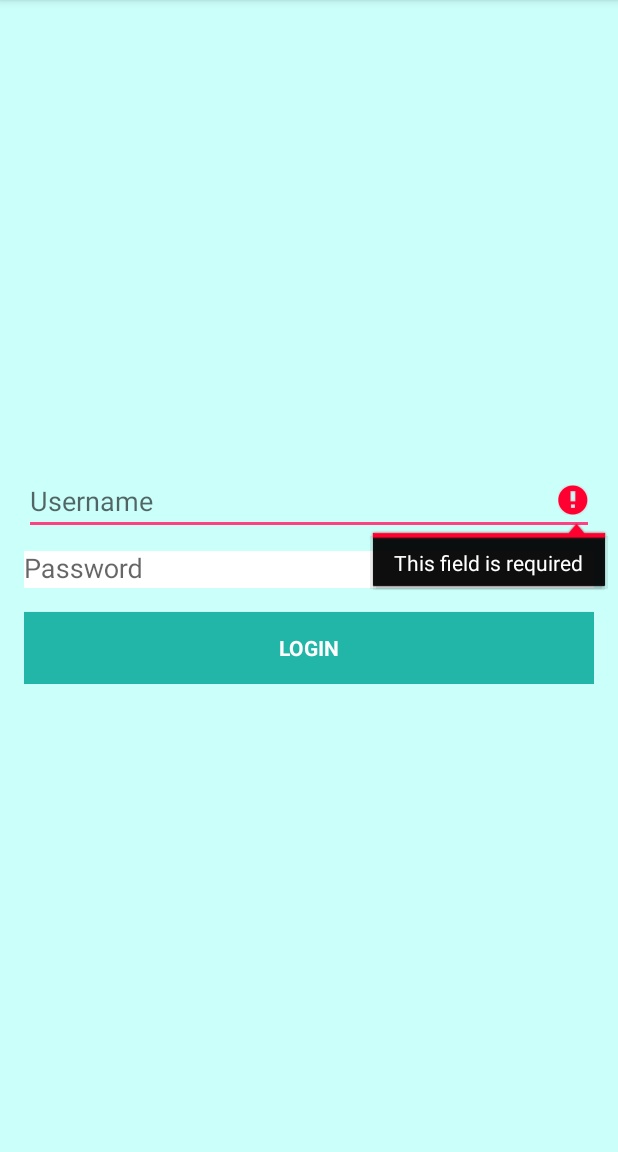
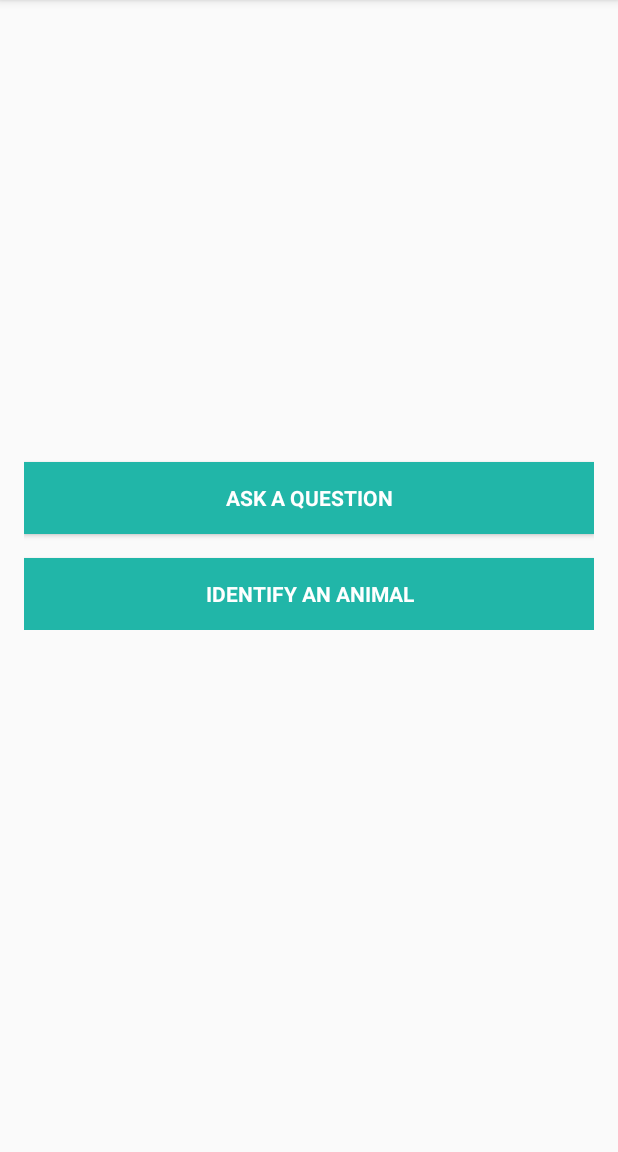
Before and after one commit to sreshtav/jeev, an Android app: the screen it shows after launch (LoginActivity before the commit, SelectPath after it), after a tap on "LOGIN", on a phone screen of 412 x 824 dp, the part 84-1236 px from its top. Run offline under Robolectric (Android 15) with nearby library versions, the phone set to English and light mode, and no system bars; 2 statements that could not run were skipped.

Commit message:
Add second page for android

```diff
--- a/android/JeevApp/app/src/main/java/com/jeev/cs8803/jeevapp/LoginActivity.java
+++ b/android/JeevApp/app/src/main/java/com/jeev/cs8803/jeevapp/LoginActivity.java
@@ -3,6 +3,7 @@ package com.jeev.cs8803.jeevapp;
 import android.animation.Animator;
 import android.animation.AnimatorListenerAdapter;
 import android.annotation.TargetApi;
+import android.content.Intent;
 import android.content.pm.PackageManager;
 import android.support.annotation.NonNull;
 import android.support.design.widget.Snackbar;
@@ -84,14 +85,16 @@ public class LoginActivity extends AppCompatActivity implements LoaderCallbacks<
 
         Button mEmailSignInButton = (Button) findViewById(R.id.email_sign_in_button);
         mEmailSignInButton.setOnClickListener(new OnClickListener() {
-            @Override
-            public void onClick(View view) {
-                attemptLogin();
+            public void onClick(View arg0) {
+                // Start NewActivity.class
+                Intent myIntent = new Intent(getApplicationContext(), SelectPath.class);
+                startActivity(myIntent);
             }
         });
 
         mLoginFormView = findViewById(R.id.login_form);
         mProgressView = findViewById(R.id.login_progress);
+
     }
 
     private void populateAutoComplete() {
--- /dev/null
+++ b/android/JeevApp/app/src/main/java/com/jeev/cs8803/jeevapp/SelectPath.java
@@ -0,0 +1,24 @@
+package com.jeev.cs8803.jeevapp;
+
+import android.os.Bundle;
+import android.support.design.widget.FloatingActionButton;
+import android.support.design.widget.Snackbar;
+import android.support.v7.app.AppCompatActivity;
+import android.support.v7.widget.Toolbar;
+import android.view.View;
+
+public class SelectPath extends AppCompatActivity {
+
+    @Override
+    protected void onCreate(Bundle savedInstanceState) {
+        super.onCreate(savedInstanceState);
+        setContentView(R.layout.activity_select_path);
+        Toolbar toolbar = (Toolbar) findViewById(R.id.toolbar);
+        if (toolbar != null) {
+            System.out.println("Toolbar here");
+            setSupportActionBar(toolbar);
+            getSupportActionBar().setTitle("Jeev");
+        }
+    }
+
+}
--- a/android/JeevApp/app/src/main/res/layout/activity_login.xml
+++ b/android/JeevApp/app/src/main/res/layout/activity_login.xml
@@ -8,7 +8,6 @@
     android:paddingLeft="@dimen/activity_horizontal_margin"
     android:paddingRight="@dimen/activity_horizontal_margin"
     android:paddingTop="@dimen/activity_vertical_margin"
-    android:background="@color/colorbackground"
 
     tools:context="com.jeev.cs8803.jeevapp.LoginActivity">
 
@@ -65,7 +64,6 @@
                     android:imeOptions="actionUnspecified"
                     android:inputType="textPassword"
                     android:maxLines="1"
-                    android:background="@color/colorLabel"
                     android:singleLine="true" />
 
             </android.support.design.widget.TextInputLayout>
--- /dev/null
+++ b/android/JeevApp/app/src/main/res/layout/activity_select_path.xml
@@ -0,0 +1,60 @@
+<android.support.design.widget.CoordinatorLayout xmlns:android="http://schemas.android.com/apk/res/android"
+    xmlns:app="http://schemas.android.com/apk/res-auto"
+    xmlns:tools="http://schemas.android.com/tools"
+    android:layout_width="match_parent"
+    android:layout_height="match_parent"
+    android:fitsSystemWindows="true"
+    tools:context="com.example.soumya.myapplication.MainActivity">
+
+    <android.support.design.widget.AppBarLayout
+        android:layout_width="match_parent"
+        android:layout_height="wrap_content"
+        android:theme="@style/AppTheme.AppBarOverlay">
+
+        <android.support.v7.widget.Toolbar
+            android:id="@+id/toolbar"
+            android:layout_width="match_parent"
+            android:layout_height="?attr/actionBarSize"
+            android:background="?attr/colorPrimary"
+            app:popupTheme="@style/AppTheme.PopupOverlay" />
+
+    </android.support.design.widget.AppBarLayout>
+
+    <ScrollView
+        android:layout_width="match_parent"
+        android:layout_height="match_parent"
+        android:paddingBottom="@dimen/activity_vertical_margin"
+        android:paddingLeft="@dimen/activity_horizontal_margin"
+        android:paddingRight="@dimen/activity_horizontal_margin"
+        android:paddingTop="@dimen/activity_vertical_margin">
+        <LinearLayout
+            android:layout_width="match_parent"
+            android:layout_height="match_parent"
+            android:orientation="vertical"
+            android:layout_gravity="center_vertical">
+
+            <Button
+                android:id="@+id/select_question"
+                style="?android:textAppearanceSmall"
+                android:layout_width="match_parent"
+                android:layout_height="wrap_content"
+                android:layout_marginTop="16dp"
+                android:background="@color/colorButton"
+                android:textColor="@color/colorLabel"
+                android:text="@string/action_question"
+                android:textStyle="bold" />
+
+            <Button
+                android:id="@+id/select_form"
+                style="?android:textAppearanceSmall"
+                android:layout_width="match_parent"
+                android:layout_height="wrap_content"
+                android:layout_marginTop="16dp"
+                android:background="@color/colorButton"
+                android:textColor="@color/colorLabel"
+                android:text="@string/action_form"
+                android:textStyle="bold" />
+        </LinearLayout>
+    </ScrollView>
+
+</android.support.design.widget.CoordinatorLayout>
--- /dev/null
+++ b/android/JeevApp/app/src/main/res/values-v21/styles.xml
@@ -0,0 +1,9 @@
+<resources>>
+
+    <style name="AppTheme.NoActionBar">
+        <item name="windowActionBar">false</item>
+        <item name="windowNoTitle">true</item>
+        <item name="android:windowDrawsSystemBarBackgrounds">true</item>
+        <item name="android:statusBarColor">@android:color/transparent</item>
+    </style>
+</resources>
--- /dev/null
+++ b/android/JeevApp/app/src/main/res/values-w820dp/dimens.xml
@@ -0,0 +1,6 @@
+<resources>
+    <!-- Example customization of dimensions originally defined in res/values/dimens.xml
+         (such as screen margins) for screens with more than 820dp of available width. This
+         would include 7" and 10" devices in landscape (~960dp and ~1280dp respectively). -->
+    <dimen name="activity_horizontal_margin">64dp</dimen>
+</resources>
--- a/android/JeevApp/app/src/main/res/values/dimens.xml
+++ b/android/JeevApp/app/src/main/res/values/dimens.xml
@@ -2,4 +2,5 @@
     <!-- Default screen margins, per the Android Design guidelines. -->
     <dimen name="activity_horizontal_margin">16dp</dimen>
     <dimen name="activity_vertical_margin">16dp</dimen>
+    <dimen name="fab_margin">16dp</dimen>
 </resources>
--- a/android/JeevApp/app/src/main/res/values/strings.xml
+++ b/android/JeevApp/app/src/main/res/values/strings.xml
@@ -1,7 +1,6 @@
 <resources>
     <string name="app_name">Jeev</string>
 
-    <!-- Strings related to login -->
     <string name="prompt_email">Username</string>
     <string name="prompt_password">Password</string>
     <string name="action_sign_in">Login</string>
@@ -13,4 +12,8 @@
     <string name="permission_rationale">"Contacts permissions are needed for providing email
         completions."
     </string>
+    <string name="title_activity_select_path">SelectPath</string>
+    <string name="action_form">Identify an Animal</string>
+    <string name="action_question">Ask a Question</string>
+    <string name="title_activity_form">FormActivity</string>
 </resources>
--- a/android/JeevApp/app/src/main/res/values/styles.xml
+++ b/android/JeevApp/app/src/main/res/values/styles.xml
@@ -8,4 +8,13 @@
         <item name="colorAccent">@color/colorAccent</item>
     </style>
 
+    <style name="AppTheme.NoActionBar">
+        <item name="windowActionBar">false</item>
+        <item name="windowNoTitle">true</item>
+    </style>
+
+    <style name="AppTheme.AppBarOverlay" parent="ThemeOverlay.AppCompat.Dark.ActionBar" />
+
+    <style name="AppTheme.PopupOverlay" parent="ThemeOverlay.AppCompat.Light" />
+
 </resources>
```
Also changed, not shown: android/JeevApp/app/src/main/AndroidManifest.xml (+8 -0 lines), android/JeevApp/app/src/main/java/com/jeev/cs8803/jeevapp/FormActivity.java (added, +29 -0 lines), android/JeevApp/app/src/main/res/layout/activity_form.xml (added, +34 -0 lines), android/JeevApp/app/src/main/res/layout/content_form.xml (added, +15 -0 lines).
